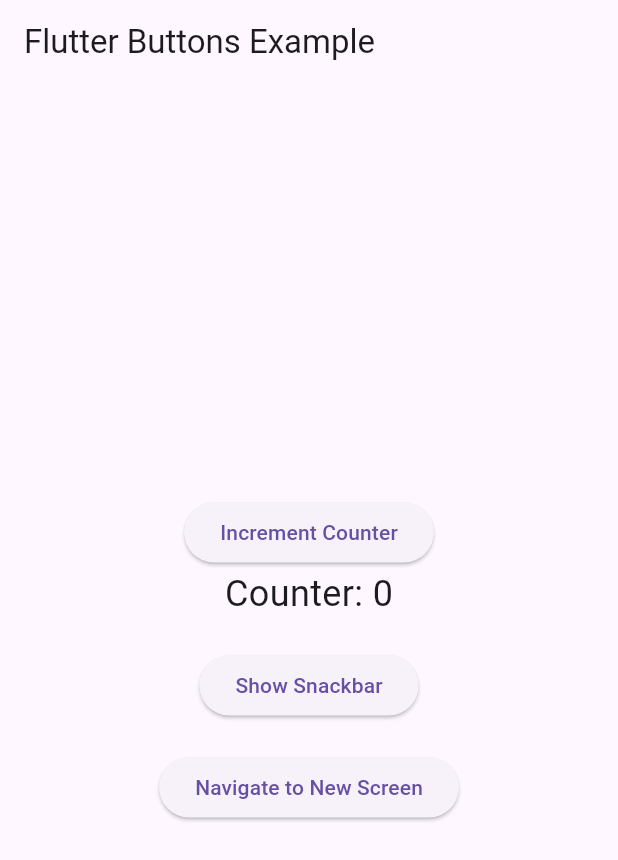
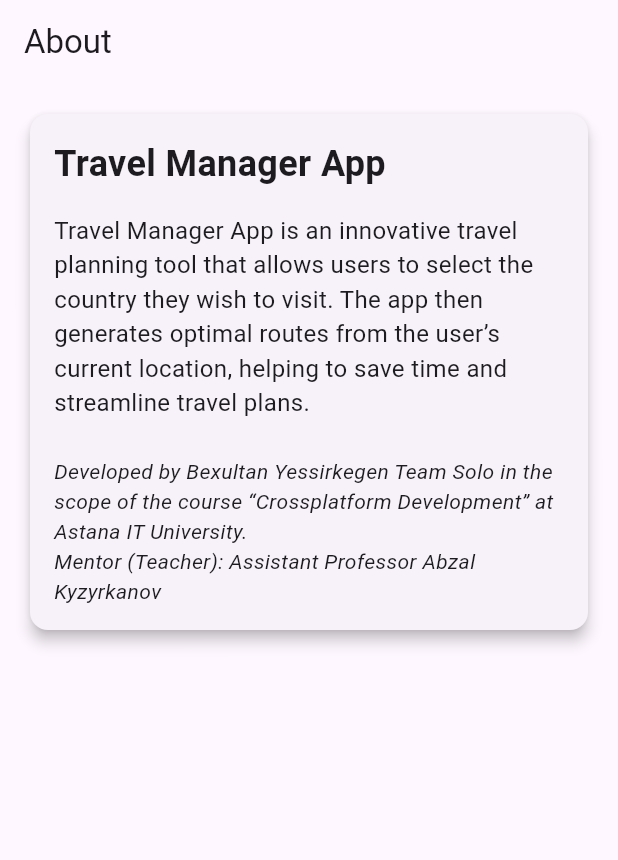
Before and after one commit to Yessirkegen/FlutterProject, a Flutter app: the screen it shows after launch, on a phone screen of 412 x 824 dp. Shown: the top 860 px of the screen. Run offline on Flutter 3.47's test engine with Material 3 defaults, Android fonts, the phone set to English and light mode, and no system bars.

Commit message:
about page

```diff
--- a/lib/main.dart
+++ b/lib/main.dart
@@ -1,102 +1,75 @@
 import 'package:flutter/material.dart';
 
 void main() {
-  runApp(MyApp());
+  runApp(const MyApp());
 }
 
 class MyApp extends StatelessWidget {
+  const MyApp({Key? key}) : super(key: key);
+
   @override
   Widget build(BuildContext context) {
     return MaterialApp(
-      title: 'Flutter Buttons Example',
+      title: 'Travel Manager App',
       theme: ThemeData(
+        useMaterial3: true, // Enabling Material Design 3
         primarySwatch: Colors.blue,
       ),
-      home: MyHomePage(),
+      home: const AboutPage(),
+      debugShowCheckedModeBanner: false,
     );
   }
 }
 
-class MyHomePage extends StatefulWidget {
-  @override
-  _MyHomePageState createState() => _MyHomePageState();
-}
-
-class _MyHomePageState extends State<MyHomePage> {
-  int _counter = 0;
-
-  void _incrementCounter() {
-    setState(() {
-      _counter++;
-    });
-  }
-
-  void _showSnackbar(BuildContext context) {
-    ScaffoldMessenger.of(context).showSnackBar(
-      SnackBar(
-        content: Text('This is a snackbar message!'),
-        duration: Duration(seconds: 2),
-      ),
-    );
-  }
-
-  void _navigateToNewScreen(BuildContext context) {
-    Navigator.push(
-      context,
-      MaterialPageRoute(builder: (context) => NewScreen()),
-    );
-  }
+class AboutPage extends StatelessWidget {
+  const AboutPage({Key? key}) : super(key: key);
 
   @override
   Widget build(BuildContext context) {
     return Scaffold(
-      appBar: AppBar(title: Text('Flutter Buttons Example')),
-      body: Center(
-        child: Column(
-          mainAxisAlignment: MainAxisAlignment.center,
-          children: [
-            // Button 1: Increment Counter
-            ElevatedButton(
-              onPressed: _incrementCounter,
-              child: Text('Increment Counter'),
+      appBar: AppBar(
+        title: const Text('About'),
+      ),
+      body: SingleChildScrollView(
+        child: Padding(
+          padding: const EdgeInsets.all(16.0),
+          child: Card(
+            elevation: 4,
+            shape: RoundedRectangleBorder(
+              borderRadius: BorderRadius.circular(12),
             ),
-            Text(
-              'Counter: $_counter',
-              style: TextStyle(fontSize: 24),
+            child: Padding(
+              padding: const EdgeInsets.all(16.0),
+              child: Column(
+                crossAxisAlignment: CrossAxisAlignment.start,
+                children: const [
+                  Text(
+                    'Travel Manager App',
+                    style: TextStyle(
+                      fontSize: 24,
+                      fontWeight: FontWeight.bold,
+                    ),
+                  ),
+                  SizedBox(height: 16),
+                  Text(
+                    'Travel Manager App is an innovative travel planning tool that allows users to select the country they wish to visit. The app then generates optimal routes from the user’s current location, helping to save time and streamline travel plans.',
+                    style: TextStyle(fontSize: 16),
+                  ),
+                  SizedBox(height: 24),
+                  Text(
+                    'Developed by Bexultan Yessirkegen Team Solo in the scope of the course “Crossplatform Development” at Astana IT University.\n'
+                        'Mentor (Teacher): Assistant Professor Abzal Kyzyrkanov',
+                    style: TextStyle(
+                      fontSize: 14,
+                      fontStyle: FontStyle.italic,
+                    ),
+                  ),
+                ],
+              ),
             ),
-            SizedBox(height: 20),
-
-            // Button 2: Show Snackbar
-            ElevatedButton(
-              onPressed: () => _showSnackbar(context),
-              child: Text('Show Snackbar'),
-            ),
-            SizedBox(height: 20),
-
-            // Button 3: Navigate to New Screen
-            ElevatedButton(
-              onPressed: () => _navigateToNewScreen(context),
-              child: Text('Navigate to New Screen'),
-            ),
-          ],
+          ),
         ),
       ),
     );
   }
 }
-
-// New Screen Example
-class NewScreen extends StatelessWidget {
-  @override
-  Widget build(BuildContext context) {
-    return Scaffold(
-      appBar: AppBar(title: Text('New Screen')),
-      body: Center(
-        child: Text(
-          'You are on a new screen!',
-          style: TextStyle(fontSize: 24),
-        ),
-      ),
-    );
-  }
-}
```
